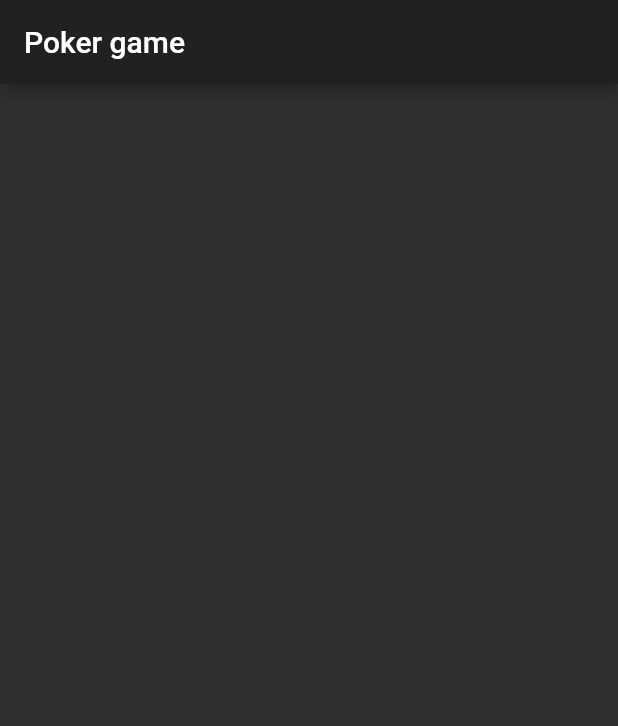
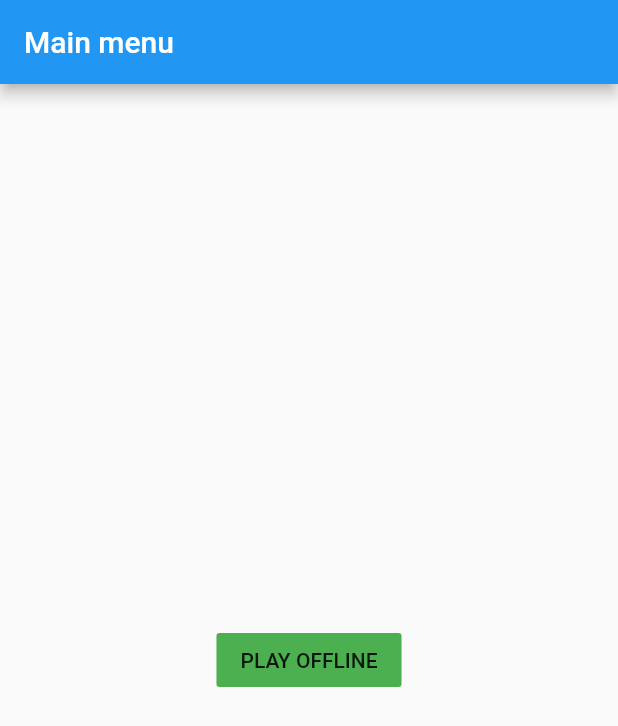
Before and after one commit to GProDev2019/poker-game, a Flutter app: the screen it shows after launch, on a phone screen of 412 x 824 dp. Shown: the top 726 px of the screen. Run offline on Flutter 3.47's test engine with Material 2 defaults, Android fonts, the phone set to English and light mode, and no system bars; our stand-ins replace flutter_redux, redux.

Commit message:
Add basic GUI

```diff
--- a/lib/main.dart
+++ b/lib/main.dart
@@ -1,13 +1,7 @@
 import 'package:flutter/material.dart';
-import 'package:redux/redux.dart';
 
 import 'poker_game.dart';
-import 'poker_game_logic/dispatcher.dart';
-import 'poker_game_store/poker_game_state.dart';
 
 void main() {
-  final store = new Store<PokerGameState>(dispatchPokerGameAction,
-      initialState: PokerGameState());
-
-  runApp(PokerGame(store));
+  runApp(PokerGame());
 }
--- a/lib/poker_game.dart
+++ b/lib/poker_game.dart
@@ -1,26 +1,22 @@
 import 'package:flutter/material.dart';
 import 'package:flutter_redux/flutter_redux.dart';
+import 'package:poker_game/poker_game_view/main_menu_page.dart';
 
 import 'package:redux/redux.dart';
-
+import 'poker_game_logic/dispatcher.dart';
 import 'poker_game_store/poker_game_state.dart';
 
 class PokerGame extends StatelessWidget {
-  final Store<PokerGameState> store;
-  final String title = "Poker game";
-
-  const PokerGame(this.store);
+  final Store<PokerGameState> store = Store<PokerGameState>(
+      dispatchPokerGameAction,
+      initialState: PokerGameState.initial());
+  final String title = 'Poker game';
 
   @override
   Widget build(BuildContext context) {
-    return new StoreProvider<PokerGameState>(
+    return StoreProvider<PokerGameState>(
         store: store,
-        child: new MaterialApp(
-            theme: new ThemeData.dark(),
-            title: title,
-            home: new Scaffold(
-                appBar: new AppBar(
-              title: new Text(title),
-            ))));
+        child: MaterialApp(
+            theme: ThemeData.light(), title: title, home: MainMenuPage()));
   }
 }
--- a/lib/poker_game_logic/dispatcher.dart
+++ b/lib/poker_game_logic/dispatcher.dart
@@ -1,5 +1,4 @@
 import 'package:poker_game/poker_game_store/poker_game_state.dart';
-
 import 'actions.dart';
 
 PokerGameState dispatchPokerGameAction(PokerGameState state, dynamic action) {
@@ -14,7 +13,11 @@ PokerGameState dispatchPokerGameAction(PokerGameState state, dynamic action) {
 }
 
 PokerGameState _startOfflineGame(PokerGameState state) {
-  // ToDo
+  state = _shuffleDeck(state);
+  return state;
+}
+
+PokerGameState _shuffleDeck(PokerGameState state) {
   return state;
 }
 
--- a/lib/poker_game_store/poker_card.dart
+++ b/lib/poker_game_store/poker_card.dart
@@ -1,9 +1,12 @@
+import 'poker_color.dart';
+
 class PokerCard {
+  int index;
+  PokerColor color;
+  bool selectedForReplace;
+
+  PokerCard(this.index, this.color, [this.selectedForReplace = false])
+      : assert(minCardIndex <= index && index <= maxCardIndex);
   static const int minCardIndex = 2;
   static const int maxCardIndex = 14;
-  bool selectedForReplace;
-  int index;
-
-  PokerCard(this.index, this.selectedForReplace)
-      : assert(minCardIndex <= index && index <= maxCardIndex);
 }
--- /dev/null
+++ b/lib/poker_game_store/poker_color.dart
@@ -0,0 +1 @@
+enum PokerColor { hearts, diamonds, clubs, spades }
--- a/lib/poker_game_store/poker_deck.dart
+++ b/lib/poker_game_store/poker_deck.dart
@@ -1,6 +1,6 @@
 import 'poker_card.dart';
 
 class PokerDeck {
-  List<PokerCard> cards = List(numOfCards);
+  List<PokerCard> cards = List<PokerCard>(numOfCards);
   static const int numOfCards = 52;
 }
--- a/lib/poker_game_store/poker_game_state.dart
+++ b/lib/poker_game_store/poker_game_state.dart
@@ -3,7 +3,12 @@ import 'poker_player.dart';
 
 class PokerGameState {
   PokerDeck deck;
-  List<PokerPlayer> players = List(numOfPlayers);
+  List<PokerPlayer> players;
   int currentPlayer;
   static const int numOfPlayers = 2;
+
+  PokerGameState(this.players);
+
+  factory PokerGameState.initial() =>
+      PokerGameState(List<PokerPlayer>(numOfPlayers));
 }
--- a/lib/poker_game_store/poker_hand.dart
+++ b/lib/poker_game_store/poker_hand.dart
@@ -1,6 +1,6 @@
 import 'poker_card.dart';
 
 class PokerHand {
-  List<PokerCard> cards = List(maxNumOfCards);
+  List<PokerCard> cards = List<PokerCard>(maxNumOfCards);
   static const int maxNumOfCards = 5;
 }
--- /dev/null
+++ b/lib/poker_game_view/main_menu_page.dart
@@ -0,0 +1,44 @@
+import 'package:flutter/material.dart';
+import 'package:flutter_redux/flutter_redux.dart';
+import 'package:poker_game/poker_game_store/poker_game_state.dart';
+import 'package:poker_game/poker_game_logic/actions.dart';
+import 'package:redux/redux.dart';
+
+class MainMenuPage extends StatelessWidget {
+  @override
+  Widget build(BuildContext context) =>
+      StoreConnector<PokerGameState, _ViewModel>(
+          converter: (Store<PokerGameState> store) => _ViewModel.create(store),
+          builder: (BuildContext context, _ViewModel viewModel) => Scaffold(
+              appBar: AppBar(
+                title: Text(viewModel.pageTitle),
+              ),
+              body: _createWidget(viewModel)));
+
+  Widget _createWidget(_ViewModel viewModel) {
+    if (!viewModel.isGameStarted) {
+      return Center(
+          child: FlatButton(
+        color: Colors.green,
+        child: const Text('PLAY OFFLINE'),
+        onPressed: () {
+          viewModel.onPlayOffline();
+        },
+      ));
+    }
+    return Container(width: 0, height: 0);
+  }
+}
+
+class _ViewModel {
+  final String pageTitle;
+  final bool isGameStarted;
+  final Function() onPlayOffline;
+
+  _ViewModel(this.pageTitle, this.isGameStarted, this.onPlayOffline);
+
+  factory _ViewModel.create(Store<PokerGameState> store) {
+    return _ViewModel(
+        'Main menu', false, () => store.dispatch(StartOfflineGameAction()));
+  }
+}
```
Also changed, not shown: 2 other files.
